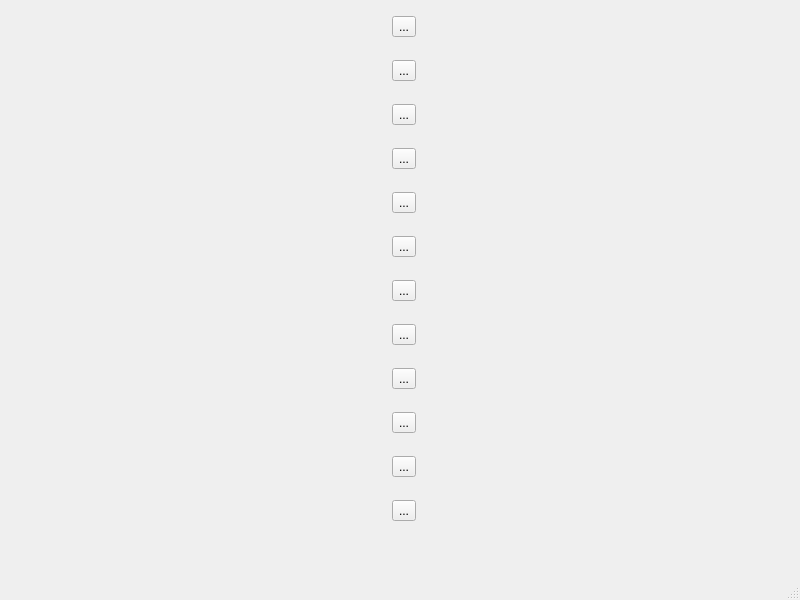
Old version of the form CG_demo/gui.ui in the repository Ricky-Ting/ComputerGraphicsLabs.
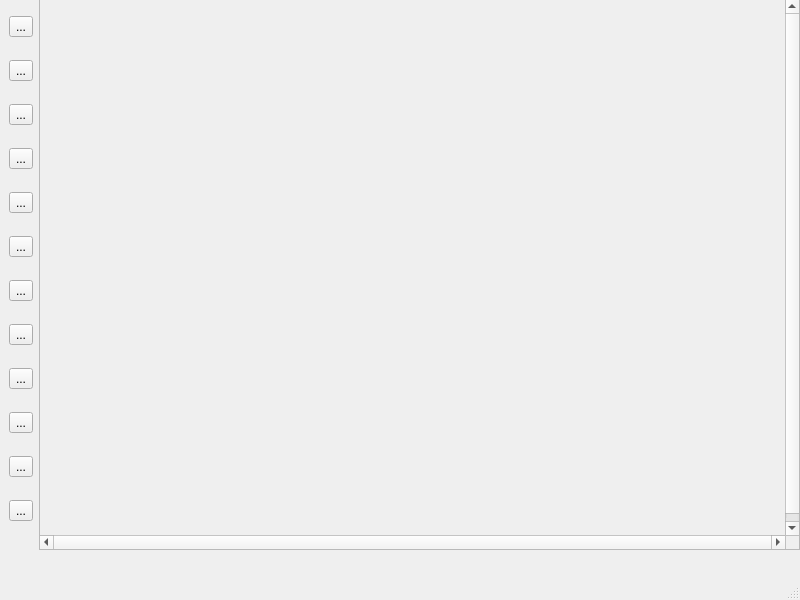
New version of the form.

Patch:
```diff
--- a/CG_demo/gui.ui
+++ b/CG_demo/gui.ui
@@ -226,7 +226,31 @@
         </layout>
        </item>
        <item>
-        <layout class="QVBoxLayout" name="verticalLayout"/>
+        <layout class="QVBoxLayout" name="verticalLayout">
+         <item>
+          <widget class="QScrollArea" name="scrollArea">
+           <property name="verticalScrollBarPolicy">
+            <enum>Qt::ScrollBarAlwaysOn</enum>
+           </property>
+           <property name="horizontalScrollBarPolicy">
+            <enum>Qt::ScrollBarAlwaysOn</enum>
+           </property>
+           <property name="widgetResizable">
+            <bool>false</bool>
+           </property>
+           <widget class="QWidget" name="scrollAreaWidgetContents">
+            <property name="geometry">
+             <rect>
+              <x>0</x>
+              <y>0</y>
+              <width>745</width>
+              <height>543</height>
+             </rect>
+            </property>
+           </widget>
+          </widget>
+         </item>
+        </layout>
        </item>
       </layout>
      </item>
```
